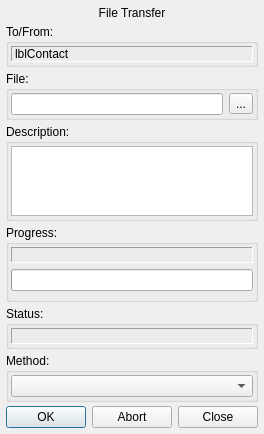
Old version of the form src/plugins/filetransfer/streamdialog2.ui in the repository xnamed/vacuum-im.
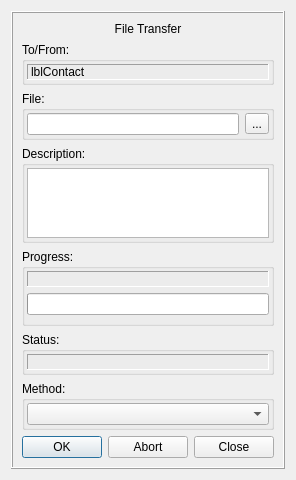
New version of the form.

Patch:
```diff
--- a/src/plugins/filetransfer/streamdialog2.ui
+++ b/src/plugins/filetransfer/streamdialog2.ui
@@ -6,8 +6,8 @@
    <rect>
     <x>0</x>
     <y>0</y>
-    <width>249</width>
-    <height>373</height>
+    <width>277</width>
+    <height>415</height>
    </rect>
   </property>
   <property name="sizePolicy">
@@ -17,20 +17,26 @@
    </sizepolicy>
   </property>
   <layout class="QVBoxLayout" name="streamLayout">
-   <property name="spacing">
-    <number>4</number>
-   </property>
+   <item>
+    <widget class="QFrame" name="frame">
+     <property name="frameShape">
+      <enum>QFrame::Box</enum>
+     </property>
+     <property name="frameShadow">
+      <enum>QFrame::Raised</enum>
+     </property>
+     <layout class="QVBoxLayout" name="verticalLayout_8">
    <property name="leftMargin">
-    <number>6</number>
+       <number>9</number>
    </property>
    <property name="topMargin">
-    <number>6</number>
+       <number>9</number>
    </property>
    <property name="rightMargin">
-    <number>6</number>
+       <number>9</number>
    </property>
    <property name="bottomMargin">
-    <number>6</number>
+       <number>9</number>
    </property>
    <item>
     <widget class="QLabel" name="lblTitle">
@@ -331,6 +337,9 @@
      <property name="standardButtons">
       <set>QDialogButtonBox::Abort|QDialogButtonBox::Close|QDialogButtonBox::Ok</set>
      </property>
+       </widget>
+      </item>
+     </layout>
     </widget>
    </item>
   </layout>
```
Lines whose indentation alone changed are shown as unchanged.
